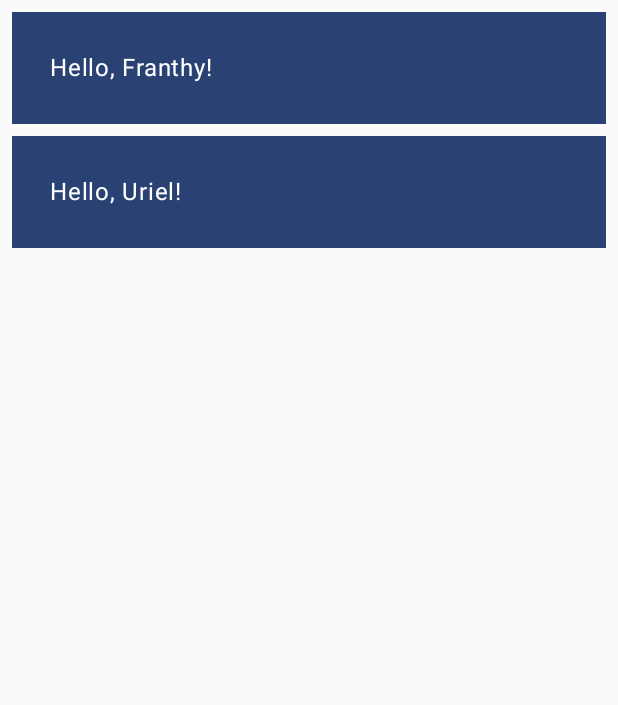
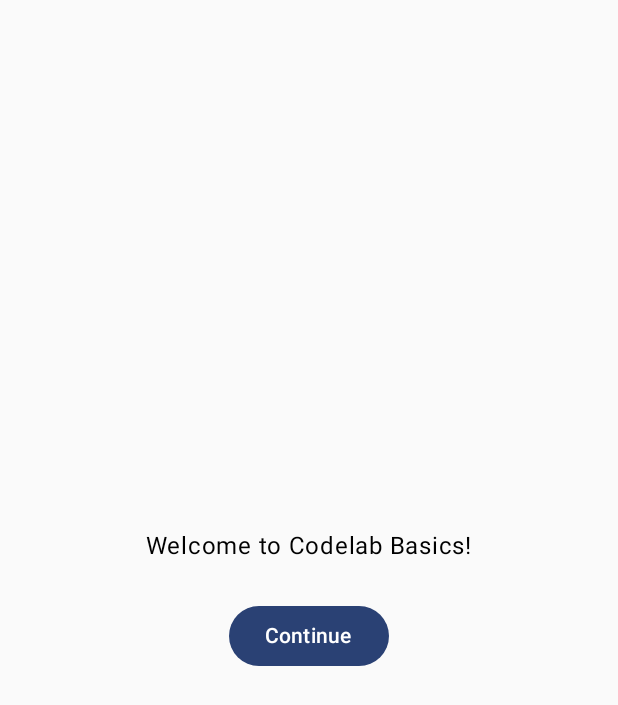
Before and after one commit to ccgarcia99/cpe-3323, an Android app built with Jetpack Compose: the screen it shows after launch (MainActivity), on a phone screen of 412 x 824 dp. Shown: the top 705 px of the screen. Run offline under Robolectric (Android 15) with nearby library versions, the phone set to English and light mode, and no system bars.

Commit message:
CREATED a List UI element & onboarding screen

```diff
--- a/test-run/app/src/main/java/com/example/testapp/MainActivity.kt
+++ b/test-run/app/src/main/java/com/example/testapp/MainActivity.kt
@@ -3,14 +3,22 @@ package com.example.testapp
 import android.os.Bundle
 import androidx.activity.ComponentActivity
 import androidx.activity.compose.setContent
+import androidx.compose.foundation.layout.Arrangement
 import androidx.compose.foundation.layout.Column
+import androidx.compose.foundation.layout.Row
 import androidx.compose.foundation.layout.fillMaxSize
-import androidx.compose.foundation.layout.fillMaxWidth
 import androidx.compose.foundation.layout.padding
+import androidx.compose.material3.Button
+import androidx.compose.material3.ElevatedButton
 import androidx.compose.material3.MaterialTheme
 import androidx.compose.material3.Surface
 import androidx.compose.material3.Text
 import androidx.compose.runtime.Composable
+import androidx.compose.runtime.getValue
+import androidx.compose.runtime.mutableStateOf
+import androidx.compose.runtime.remember
+import androidx.compose.runtime.setValue
+import androidx.compose.ui.Alignment
 import androidx.compose.ui.Modifier
 import androidx.compose.ui.tooling.preview.Preview
 import androidx.compose.ui.unit.dp
@@ -30,29 +38,70 @@ class MainActivity : ComponentActivity() {
 @Composable
 fun MyApp(
     modifier: Modifier = Modifier,
-    names: List<String> = listOf("Franthy", "Uriel")
+    names: List<String> = listOf("Test", "List", "Android")
+) {
+    var shouldShowOnboarding by remember { mutableStateOf(true) }
+    if(shouldShowOnboarding) {
+        OnboardingScreen(onContinueClicked = {shouldShowOnboarding = false})
+    } else {
+        MyListView(modifier, names)
+    }
+}
+
+@Composable
+fun MyListView(
+    modifier: Modifier,
+    names: List<String>
 ) {
     Column(modifier.padding(vertical = 4.dp)) {
         for (name in names) {
-            Greeting(name = name)
+            MyListBox(name = name)
         }
     }
 }
 
 
+// A UI element that will contain an element of a list. Iterated n number of times
+// for each element in the list.
+//@SuppressLint("RememberReturnType")
 @Composable
-fun Greeting(
-    name: String,
-    modifier: Modifier = Modifier
-) {
+fun MyListBox(name: String, modifier: Modifier = Modifier) {
+    val expanded = remember { mutableStateOf(false) }
+    val expandPadding = if(expanded.value) 48.dp else 0.dp
     Surface(
         color = MaterialTheme.colorScheme.primary,
         modifier = modifier.padding(vertical = 4.dp, horizontal = 8.dp)
     ) {
-        Column(modifier = Modifier
-            .fillMaxWidth()
-            .padding(25.dp)) {
-            Text(text = "Hello, $name!")
+        Row(modifier = Modifier.padding(24.dp)) {
+            Column(modifier = Modifier
+                .weight(1f)
+                .padding(bottom = expandPadding)) {
+                Text(text = "Hello ")
+                Text(text = name)
+            }
+            ElevatedButton(
+                onClick = { expanded.value = !expanded.value }
+            ) {
+                Text(if (expanded.value) "Show less" else "Show more")
+            }
+        }
+    }
+}
+
+@Composable
+fun OnboardingScreen(modifier: Modifier = Modifier, onContinueClicked: () -> Unit) {
+
+    Column(
+        modifier = modifier.fillMaxSize(),
+        verticalArrangement = Arrangement.Center,
+        horizontalAlignment = Alignment.CenterHorizontally
+    ) {
+        Text(text = "Welcome to Codelab Basics!")
+        Button(
+            modifier = Modifier.padding(vertical = 24.dp),
+            onClick = onContinueClicked
+        ) {
+            Text(text = "Continue")
         }
     }
 }
```
Also changed, not shown: 82 other files.
